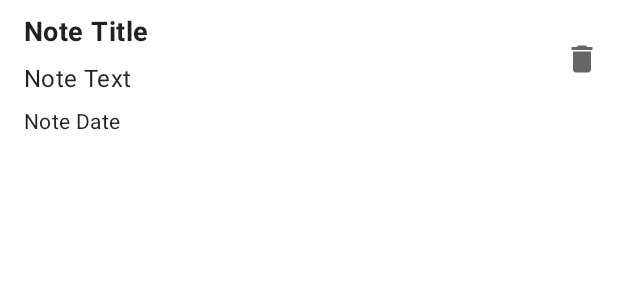
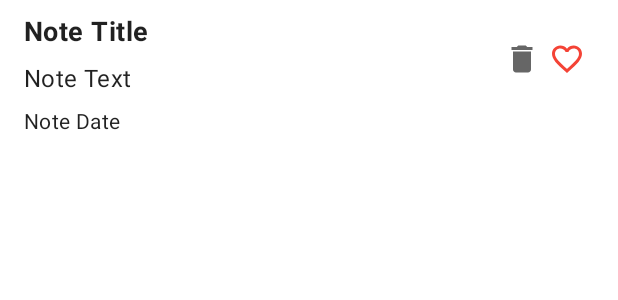
Before and after one commit to veselovvv/Notes, an Android app: the layout list_item_note.xml on its own in the app's theme, with its tools: preview values and no code run, on a phone screen of 412 x 824 dp. Shown: the top 300 px of the screen. Run offline under Robolectric (Android 15) with nearby library versions, the phone set to English and light mode, and no system bars.

Commit message:
Added saving to favorites

```diff
--- a/app/src/main/java/com/veselovvv/notes/data/Note.kt
+++ b/app/src/main/java/com/veselovvv/notes/data/Note.kt
@@ -10,5 +10,6 @@ data class Note(
     @PrimaryKey val id: UUID = UUID.randomUUID(),
     var title: String = "",
     var text: String = "",
-    var date: String = SimpleDateFormat.getDateInstance().format(Date())
+    var date: String = SimpleDateFormat.getDateInstance().format(Date()),
+    var isFavorite: Boolean = false
 )
--- a/app/src/main/res/layout/list_item_note.xml
+++ b/app/src/main/res/layout/list_item_note.xml
@@ -1,14 +1,14 @@
 <?xml version="1.0" encoding="utf-8"?>
-<androidx.constraintlayout.widget.ConstraintLayout
-    xmlns:android="http://schemas.android.com/apk/res/android"
+<androidx.constraintlayout.widget.ConstraintLayout xmlns:android="http://schemas.android.com/apk/res/android"
     xmlns:app="http://schemas.android.com/apk/res-auto"
+    xmlns:tools="http://schemas.android.com/tools"
     android:id="@+id/linearLayout"
     android:layout_width="match_parent"
     android:layout_height="wrap_content">
 
     <com.google.android.material.textview.MaterialTextView
         android:id="@+id/note_title"
-        android:text="@string/note_title"
+        tools:text="@string/note_title"
         android:textSize="18sp"
         android:textStyle="bold"
         app:layout_constraintEnd_toEndOf="parent"
@@ -18,7 +18,7 @@
 
     <com.google.android.material.textview.MaterialTextView
         android:id="@+id/note_text"
-        android:text="@string/note_text"
+        tools:text="@string/note_text"
         android:textSize="16sp"
         android:maxLines="1"
         android:ellipsize="end"
@@ -30,7 +30,7 @@
     <com.google.android.material.textview.MaterialTextView
         android:id="@+id/note_date"
         android:layout_marginBottom="8dp"
-        android:text="@string/note_date"
+        tools:text="@string/note_date"
         app:layout_constraintBottom_toBottomOf="parent"
         app:layout_constraintEnd_toEndOf="parent"
         app:layout_constraintStart_toStartOf="parent"
@@ -41,10 +41,22 @@
         android:id="@+id/delete_note"
         android:layout_width="wrap_content"
         android:layout_height="wrap_content"
-        android:layout_marginEnd="16dp"
+        android:layout_marginEnd="48dp"
         android:src="@drawable/ic_delete"
         app:layout_constraintStart_toEndOf="@id/note_text"
         app:layout_constraintEnd_toEndOf="parent"
         app:layout_constraintTop_toTopOf="@id/note_title"
         app:layout_constraintBottom_toTopOf="@id/note_date" />
+
+    <com.google.android.material.imageview.ShapeableImageView
+        android:id="@+id/make_favorite_note"
+        android:layout_width="wrap_content"
+        android:layout_height="wrap_content"
+        android:layout_marginEnd="16dp"
+        android:src="@drawable/ic_baseline_favorite_border_24"
+        android:tint="@color/red_500"
+        app:layout_constraintStart_toEndOf="@id/delete_note"
+        app:layout_constraintEnd_toEndOf="parent"
+        app:layout_constraintTop_toTopOf="@id/note_title"
+        app:layout_constraintBottom_toTopOf="@id/note_date" />
 </androidx.constraintlayout.widget.ConstraintLayout>
--- a/app/src/main/res/values/strings.xml
+++ b/app/src/main/res/values/strings.xml
@@ -13,4 +13,6 @@
     <string name="deleted">Deleted</string>
     <string name="favorites">Favorites</string>
     <string name="search">Search</string>
+    <string name="added_to_favorites">Added to favorites</string>
+    <string name="removed_from_favorites">Removed from favorites</string>
 </resources>
--- a/app/src/main/res/values/styles.xml
+++ b/app/src/main/res/values/styles.xml
@@ -5,7 +5,7 @@
         <item name="android:layout_height">wrap_content</item>
         <item name="android:layout_marginTop">8dp</item>
         <item name="android:layout_marginStart">16dp</item>
-        <item name="android:layout_marginEnd">32dp</item>
+        <item name="android:layout_marginEnd">80dp</item>
         <item name="android:textAppearance">?attr/textAppearanceBody2</item>
     </style>
 </resources>
```
Also changed, not shown: app/src/main/java/com/veselovvv/notes/ui/BaseFragment.kt (added, +14 -0 lines), app/src/main/java/com/veselovvv/notes/ui/MainActivity.kt (+34 -18 lines), app/src/main/java/com/veselovvv/notes/ui/NoteFragment.kt (+3 -4 lines), app/src/main/java/com/veselovvv/notes/ui/NoteListFragment.kt (+8 -3 lines), 2 other files.
